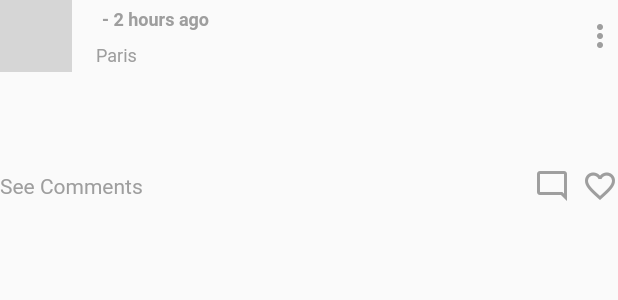
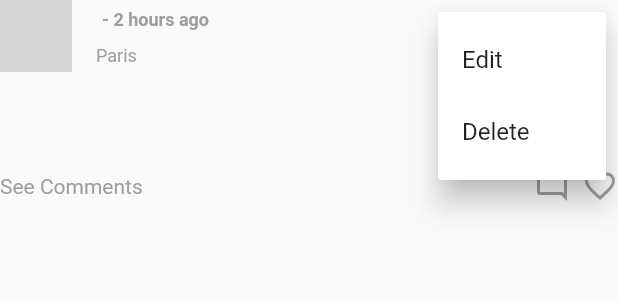
Before and after one commit to kylevgriffith/PADC-Social-Media-App, a Flutter app: the NewsFeedItemView widget shown alone on an empty page, opened directly with empty values, after a tap on the "more vert" icon, on a phone screen of 412 x 824 dp. Shown: the top 300 px of the screen. Run offline on Flutter 3.47's test engine with Material 2 defaults, Android fonts, the phone set to English and light mode, and no system bars; our stand-ins replace firebase_core, firebase_database, google_fonts; accounts and stored records are empty; network calls fail; Roboto replaces fonts that are missing (Ubuntu); grey boxes are pictures that could not be loaded.

Commit message:
Delete Post Implemented

```diff
--- a/social_media_app/lib/blocs/news_feed_bloc.dart
+++ b/social_media_app/lib/blocs/news_feed_bloc.dart
@@ -19,6 +19,10 @@ class NewsFeedBloc extends ChangeNotifier {
     });
   }
 
+  void onTapDeletePost(int postId) async {
+    await _mSocialModel.deletePost(postId);
+  }
+
   @override
   void dispose() {
     super.dispose();
--- a/social_media_app/lib/data/models/social_model.dart
+++ b/social_media_app/lib/data/models/social_model.dart
@@ -3,4 +3,5 @@ import 'package:social_media_app/data/vos/news_feed_vo.dart';
 abstract class SocialModel {
   Stream<List<NewsFeedVO>> getNewsFeed();
   Future<void> addNewPost(String description);
+  Future<void> deletePost(int postId);
 }
--- a/social_media_app/lib/data/models/social_model_impl.dart
+++ b/social_media_app/lib/data/models/social_model_impl.dart
@@ -20,6 +20,11 @@ class SocialModelImpl extends SocialModel {
   }
 
   @override
+  Future<void> deletePost(int postId) {
+    return mDataAgent.deletePost(postId);
+  }
+
+  @override
   Future<void> addNewPost(String description) {
     var currentMilliseconds = DateTime.now().millisecondsSinceEpoch;
     var newPost = NewsFeedVO(
--- a/social_media_app/lib/main.dart
+++ b/social_media_app/lib/main.dart
@@ -1,7 +1,7 @@
 import 'package:firebase_core/firebase_core.dart';
 import 'package:flutter/material.dart';
 import 'package:google_fonts/google_fonts.dart';
-import 'package:social_media_app/pages/home_page.dart';
+import 'package:social_media_app/pages/news_feed_page.dart';
 
 void main() async {
   WidgetsFlutterBinding.ensureInitialized();
@@ -21,7 +21,7 @@ class MyApp extends StatelessWidget {
       theme: ThemeData(
           primarySwatch: Colors.blue,
           fontFamily: GoogleFonts.ubuntu().fontFamily),
-      home: const HomePage(),
+      home: const NewsFeedPage(),
     );
   }
 }
--- a/social_media_app/lib/network/real_time_database_data_agent_impl.dart
+++ b/social_media_app/lib/network/real_time_database_data_agent_impl.dart
@@ -34,4 +34,9 @@ class RealtimeDatabaseDataAgentImpl extends SocialDataAgent {
         .child(newPost.id.toString())
         .set(newPost.toJson());
   }
+
+  @override
+  Future<void> deletePost(int postId) {
+    return databaseRef.child(newsFeedPath).child(postId.toString()).remove();
+  }
 }
--- a/social_media_app/lib/network/social_data_agent.dart
+++ b/social_media_app/lib/network/social_data_agent.dart
@@ -3,4 +3,5 @@ import 'package:social_media_app/data/vos/news_feed_vo.dart';
 abstract class SocialDataAgent {
   Stream<List<NewsFeedVO>> getNewsFeed();
   Future<void> addNewPost(NewsFeedVO newPost);
+  Future<void> deletePost(int postId);
 }
--- a/social_media_app/lib/viewitems/news_feed_item_view.dart
+++ b/social_media_app/lib/viewitems/news_feed_item_view.dart
@@ -6,8 +6,13 @@ import 'package:social_media_app/widgets/profile_image_view.dart';
 
 class NewsFeedItemView extends StatelessWidget {
   final NewsFeedVO? mNewsFeed;
+  final Function(int) onTapDelete;
 
-  const NewsFeedItemView({Key? key, required this.mNewsFeed}) : super(key: key);
+  const NewsFeedItemView({
+    Key? key,
+    required this.mNewsFeed,
+    required this.onTapDelete,
+  }) : super(key: key);
 
   @override
   Widget build(BuildContext context) {
@@ -26,7 +31,11 @@ class NewsFeedItemView extends StatelessWidget {
               userName: mNewsFeed?.userName ?? "",
             ),
             const Spacer(),
-            const MoreButtonView(),
+            MoreButtonView(
+              onTapDelete: () {
+                onTapDelete(mNewsFeed?.id ?? 0);
+              },
+            ),
           ],
         ),
         const SizedBox(
@@ -122,18 +131,33 @@ class PostImageView extends StatelessWidget {
 }
 
 class MoreButtonView extends StatelessWidget {
+  final Function onTapDelete;
+
   const MoreButtonView({
     Key? key,
+    required this.onTapDelete,
   }) : super(key: key);
 
   @override
   Widget build(BuildContext context) {
-    return GestureDetector(
-      onTap: () {},
-      child: const Icon(
+    return PopupMenuButton(
+      icon: const Icon(
         Icons.more_vert,
         color: Colors.grey,
       ),
+      itemBuilder: (context) => [
+        const PopupMenuItem(
+          child: Text("Edit"),
+          value: 1,
+        ),
+        PopupMenuItem(
+          onTap: () {
+            onTapDelete();
+          },
+          child: const Text("Delete"),
+          value: 2,
+        )
+      ],
     );
   }
 }
```
Also changed, not shown: social_media_app/lib/pages/news_feed_page.dart (renamed from social_media_app/lib/pages/home_page.dart, +5 -2 lines).
